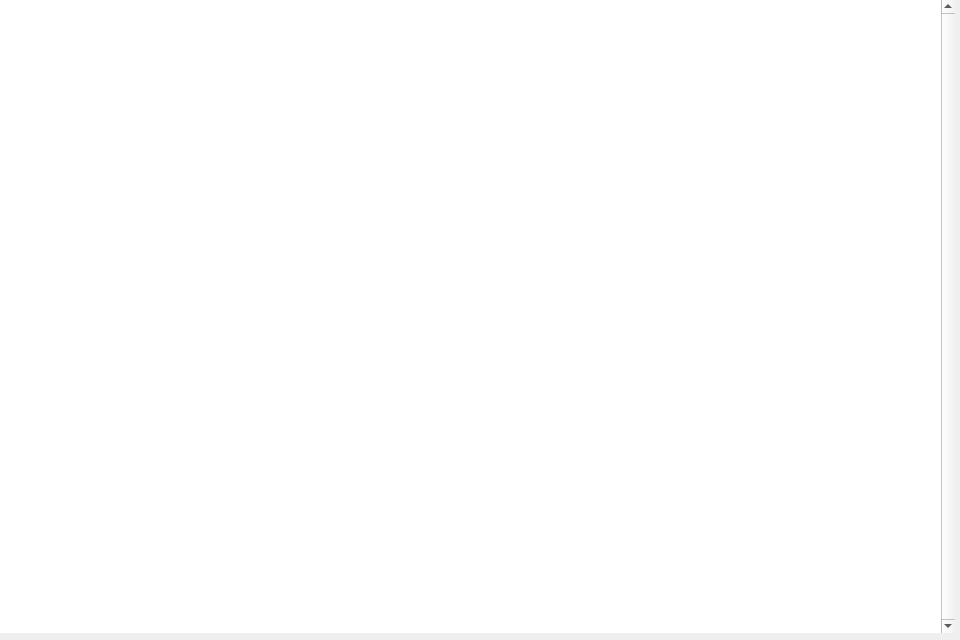
Above: code/mirror/fight_map.ui from simon0xia/mirror before the change. Below: the same form after it.
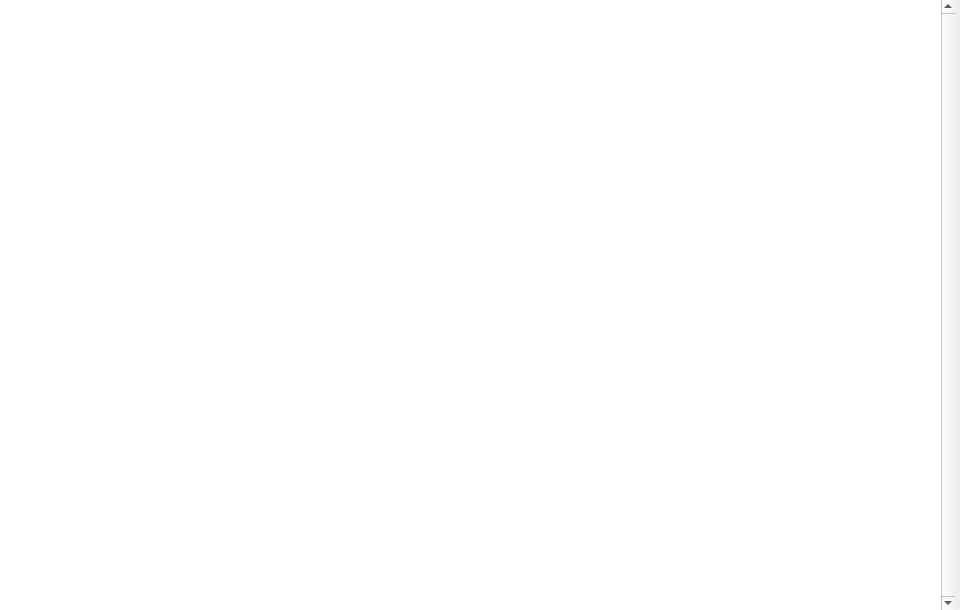
That is the form after the change.

The edit to the form file:
```diff
--- a/code/mirror/fight_map.ui
+++ b/code/mirror/fight_map.ui
@@ -7,7 +7,7 @@
     <x>0</x>
     <y>0</y>
     <width>960</width>
-    <height>640</height>
+    <height>610</height>
    </rect>
   </property>
   <property name="windowTitle">
@@ -19,7 +19,7 @@
      <x>0</x>
      <y>0</y>
      <width>955</width>
-     <height>633</height>
+     <height>610</height>
     </rect>
    </property>
    <property name="frameShape">
```
